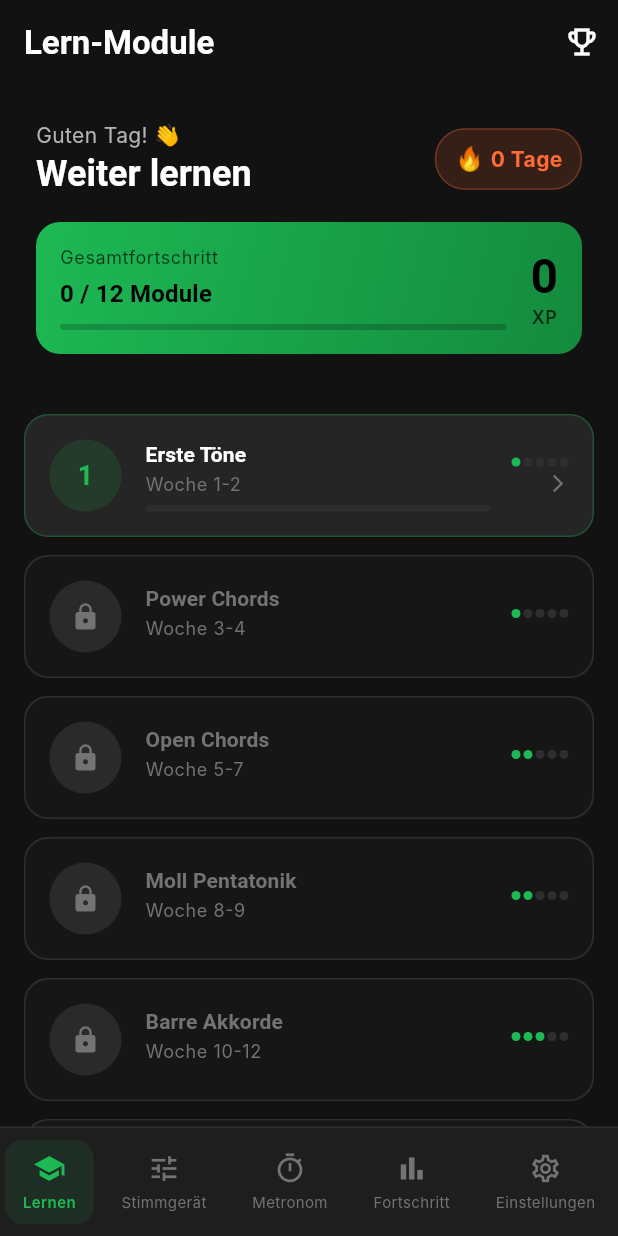
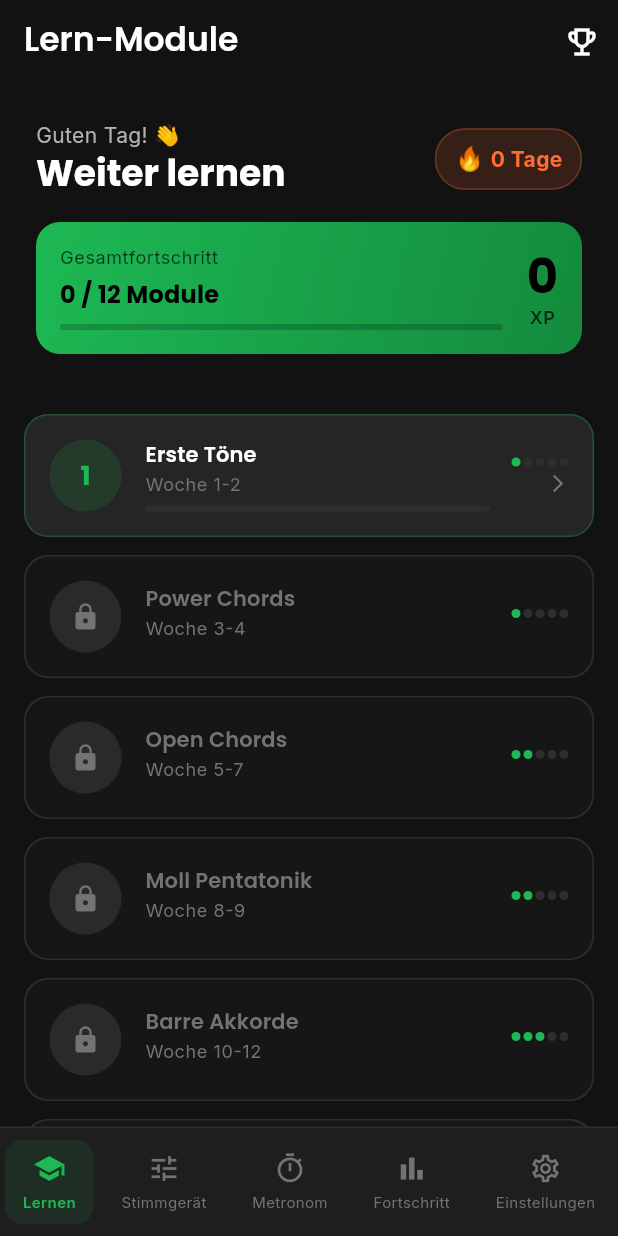
Before and after one commit to manuelbrandner85/Enya-gitarre-learn, a Flutter app: the screen it shows once a user with an empty profile is signed in, after a tap on "Überspringen", on a phone screen of 412 x 824 dp. Run offline on Flutter 3.47's test engine with Material 3 defaults, Android fonts, the phone set to English and light mode, and no system bars; drawn by our look-alikes of flutter_animate; our stand-ins replace confetti, drift, fl_chart, flutter_blue_plus, flutter_riverpod, freezed_annotation and 9 more; missing offline and left inert: audio_waveforms, flame, record; accounts and stored records are empty; generated files the repository leaves out were written again; network calls fail.

Commit message:
feat: echte Metronom-Sounds, Push-Notifications, Google Fonts, App-Icon (Phase F)
Metronom-Audio:
- Alle 8 Metronom-WAV-Stubs durch echte 16-bit PCM-Sounds ersetzt
  (Sine-Wave + Exponential-Decay-Envelope, 44100 Hz mono)
- Click 1200 Hz, Accent 1800 Hz, Woodblock 800/900 Hz,
  Hi-Hat 3000/3500 Hz (+ Noise), Rimshot 1000/1100 Hz (+ Noise)

Push-Notifications:
- flutter_local_notifications ^18.0.1 + timezone ^0.9.4 hinzugefügt
- NotificationService: init(), requestPermissions(),
  scheduleStreakReminder() (täglich 19:00 Uhr, exact alarm, wiederkehrend),
  cancelStreakReminder()
- AndroidManifest: RECEIVE_BOOT_COMPLETED, SCHEDULE_EXACT_ALARM,
  ScheduledNotificationReceiver + BootReceiver eingetragen
- main.dart: NotificationService.init() beim App-Start
- UserProfileNotifier.incrementStreak(): reminder wird bei jedem
  Streak-Zuwachs neu geplant (unawaited)

Google Fonts:
- google_fonts ^6.2.1 hinzugefügt
- typography.dart: GoogleFonts.poppinsTextTheme für Headlines,
  GoogleFonts.inter für Body/Label/Caption
- app_theme.dart: statische fontFamily-Strings entfernt,
  GoogleFonts-Aufrufe in Button-/Chip-/NavBar-Themes

App-Icon:
- Neues professionelles Guitar-Icon (2048×2048 JPEG) auf alle
  Android-Mipmap-Dichten skaliert (48–192 px, LANCZOS)

https://claude.ai/code/session_011UsMrWwAcntPDohRAP9aNk

```diff
--- a/lib/app/theme/app_theme.dart
+++ b/lib/app/theme/app_theme.dart
@@ -1,5 +1,6 @@
 import 'package:flutter/material.dart';
 import 'package:flutter/services.dart';
+import 'package:google_fonts/google_fonts.dart';
 
 import 'colors.dart';
 import 'typography.dart';
@@ -43,7 +44,6 @@ class AppTheme {
       useMaterial3: true,
       colorScheme: colorScheme,
       scaffoldBackgroundColor: AppColors.backgroundDark,
-      fontFamily: 'Poppins',
       textTheme: AppTypography.darkTextTheme,
       appBarTheme: AppBarTheme(
         backgroundColor: AppColors.backgroundDark,
@@ -53,7 +53,6 @@ class AppTheme {
         surfaceTintColor: Colors.transparent,
         systemOverlayStyle: SystemUiOverlayStyle.light,
         titleTextStyle: AppTypography.darkTextTheme.titleLarge?.copyWith(
-          fontFamily: 'Poppins',
           fontWeight: FontWeight.w600,
         ),
       ),
@@ -64,13 +63,11 @@ class AppTheme {
         showUnselectedLabels: true,
         type: BottomNavigationBarType.fixed,
         elevation: 8,
-        selectedLabelStyle: const TextStyle(
-          fontFamily: 'Inter',
+        selectedLabelStyle: GoogleFonts.inter(
           fontSize: 10,
           fontWeight: FontWeight.w600,
         ),
-        unselectedLabelStyle: const TextStyle(
-          fontFamily: 'Inter',
+        unselectedLabelStyle: GoogleFonts.inter(
           fontSize: 10,
         ),
       ),
@@ -85,15 +82,13 @@ class AppTheme {
         }),
         labelTextStyle: WidgetStateProperty.resolveWith((states) {
           if (states.contains(WidgetState.selected)) {
-            return TextStyle(
-              fontFamily: 'Inter',
+            return GoogleFonts.inter(
               fontSize: 11,
               fontWeight: FontWeight.w600,
               color: AppColors.primary,
             );
           }
-          return TextStyle(
-            fontFamily: 'Inter',
+          return GoogleFonts.inter(
             fontSize: 11,
             color: AppColors.textTertiary,
           );
@@ -117,8 +112,7 @@ class AppTheme {
           shape: RoundedRectangleBorder(
             borderRadius: BorderRadius.circular(12),
           ),
-          textStyle: const TextStyle(
-            fontFamily: 'Poppins',
+          textStyle: GoogleFonts.poppins(
             fontSize: 15,
             fontWeight: FontWeight.w600,
             letterSpacing: 0.3,
@@ -133,8 +127,7 @@ class AppTheme {
           shape: RoundedRectangleBorder(
             borderRadius: BorderRadius.circular(12),
           ),
-          textStyle: const TextStyle(
-            fontFamily: 'Poppins',
+          textStyle: GoogleFonts.poppins(
             fontSize: 15,
             fontWeight: FontWeight.w600,
             letterSpacing: 0.3,
@@ -148,8 +141,7 @@ class AppTheme {
           shape: RoundedRectangleBorder(
             borderRadius: BorderRadius.circular(8),
           ),
-          textStyle: const TextStyle(
-            fontFamily: 'Inter',
+          textStyle: GoogleFonts.inter(
             fontSize: 14,
             fontWeight: FontWeight.w500,
           ),
@@ -176,14 +168,12 @@ class AppTheme {
         ),
         contentPadding:
             const EdgeInsets.symmetric(horizontal: 16, vertical: 14),
-        hintStyle: TextStyle(
+        hintStyle: GoogleFonts.inter(
           color: AppColors.textTertiary,
-          fontFamily: 'Inter',
           fontSize: 14,
         ),
-        labelStyle: TextStyle(
+        labelStyle: GoogleFonts.inter(
           color: AppColors.textSecondary,
-          fontFamily: 'Inter',
           fontSize: 14,
         ),
       ),
@@ -193,9 +183,8 @@ class AppTheme {
         thumbColor: AppColors.primary,
         overlayColor: AppColors.primary.withOpacity(0.2),
         valueIndicatorColor: AppColors.primary,
-        valueIndicatorTextStyle: const TextStyle(
+        valueIndicatorTextStyle: GoogleFonts.jetBrainsMono(
           color: Colors.black,
-          fontFamily: 'JetBrainsMono',
           fontSize: 12,
           fontWeight: FontWeight.w700,
         ),
@@ -217,9 +206,8 @@ class AppTheme {
       chipTheme: ChipThemeData(
         backgroundColor: AppColors.surfaceVariantDark,
         selectedColor: AppColors.primary.withOpacity(0.2),
-        labelStyle: TextStyle(
+        labelStyle: GoogleFonts.inter(
           color: AppColors.textSecondary,
-          fontFamily: 'Inter',
           fontSize: 13,
         ),
         side: BorderSide(color: AppColors.outline),
@@ -235,9 +223,8 @@ class AppTheme {
       ),
       snackBarTheme: SnackBarThemeData(
         backgroundColor: AppColors.surfaceDark,
-        contentTextStyle: TextStyle(
+        contentTextStyle: GoogleFonts.inter(
           color: AppColors.textPrimary,
-          fontFamily: 'Inter',
           fontSize: 14,
         ),
         actionTextColor: AppColors.primary,
@@ -252,15 +239,13 @@ class AppTheme {
         shape: RoundedRectangleBorder(
           borderRadius: BorderRadius.circular(20),
         ),
-        titleTextStyle: TextStyle(
+        titleTextStyle: GoogleFonts.poppins(
           color: AppColors.textPrimary,
-          fontFamily: 'Poppins',
           fontSize: 20,
           fontWeight: FontWeight.w600,
         ),
-        contentTextStyle: TextStyle(
+        contentTextStyle: GoogleFonts.inter(
           color: AppColors.textSecondary,
-          fontFamily: 'Inter',
           fontSize: 14,
           height: 1.5,
         ),
--- a/lib/app/theme/typography.dart
+++ b/lib/app/theme/typography.dart
@@ -1,4 +1,5 @@
 import 'package:flutter/material.dart';
+import 'package:google_fonts/google_fonts.dart';
 
 import 'colors.dart';
 
@@ -21,24 +22,21 @@ class AppTypography {
   }) {
     return TextTheme(
       // Display - Poppins Bold, large titles
-      displayLarge: TextStyle(
-        fontFamily: 'Poppins',
+      displayLarge: GoogleFonts.poppins(
         fontSize: 57,
         fontWeight: FontWeight.w700,
         letterSpacing: -0.25,
         color: primaryColor,
         height: 1.12,
       ),
-      displayMedium: TextStyle(
-        fontFamily: 'Poppins',
+      displayMedium: GoogleFonts.poppins(
         fontSize: 45,
         fontWeight: FontWeight.w700,
         letterSpacing: 0,
         color: primaryColor,
         height: 1.16,
       ),
-      displaySmall: TextStyle(
-        fontFamily: 'Poppins',
+      displaySmall: GoogleFonts.poppins(
         fontSize: 36,
         fontWeight: FontWeight.w600,
         letterSpacing: 0,
@@ -47,24 +45,21 @@ class AppTypography {
       ),
 
       // Headline - Poppins SemiBold
-      headlineLarge: TextStyle(
-        fontFamily: 'Poppins',
+      headlineLarge: GoogleFonts.poppins(
         fontSize: 32,
         fontWeight: FontWeight.w600,
         letterSpacing: 0,
         color: primaryColor,
         height: 1.25,
       ),
-      headlineMedium: TextStyle(
-        fontFamily: 'Poppins',
+      headlineMedium: GoogleFonts.poppins(
         fontSize: 28,
         fontWeight: FontWeight.w600,
         letterSpacing: 0,
         color: primaryColor,
         height: 1.29,
       ),
-      headlineSmall: TextStyle(
-        fontFamily: 'Poppins',
+      headlineSmall: GoogleFonts.poppins(
         fontSize: 24,
         fontWeight: FontWeight.w600,
         letterSpacing: 0,
@@ -73,24 +68,21 @@ class AppTypography {
       ),
 
       // Title - Poppins Medium/SemiBold
-      titleLarge: TextStyle(
-        fontFamily: 'Poppins',
+      titleLarge: GoogleFonts.poppins(
         fontSize: 22,
         fontWeight: FontWeight.w600,
         letterSpacing: 0,
         color: primaryColor,
         height: 1.27,
       ),
-      titleMedium: TextStyle(
-        fontFamily: 'Poppins',
+      titleMedium: GoogleFonts.poppins(
         fontSize: 16,
         fontWeight: FontWeight.w600,
         letterSpacing: 0.15,
         color: primaryColor,
         height: 1.50,
       ),
-      titleSmall: TextStyle(
-        fontFamily: 'Poppins',
+      titleSmall: GoogleFonts.poppins(
         fontSize: 14,
         fontWeight: FontWeight.w600,
         letterSpacing: 0.1,
@@ -99,24 +91,21 @@ class AppTypography {
       ),
 
       // Body - Inter for readability
-      bodyLarge: TextStyle(
-        fontFamily: 'Inter',
+      bodyLarge: GoogleFonts.inter(
         fontSize: 16,
         fontWeight: FontWeight.w400,
         letterSpacing: 0.5,
         color: primaryColor,
         height: 1.50,
       ),
-      bodyMedium: TextStyle(
-        fontFamily: 'Inter',
+      bodyMedium: GoogleFonts.inter(
         fontSize: 14,
         fontWeight: FontWeight.w400,
         letterSpacing: 0.25,
         color: secondaryColor,
         height: 1.43,
       ),
-      bodySmall: TextStyle(
-        fontFamily: 'Inter',
+      bodySmall: GoogleFonts.inter(
         fontSize: 12,
         fontWeight: FontWeight.w400,
         letterSpacing: 0.4,
@@ -125,24 +114,21 @@ class AppTypography {
       ),
 
       // Label - Inter for UI elements
-      labelLarge: TextStyle(
-        fontFamily: 'Inter',
+      labelLarge: GoogleFonts.inter(
         fontSize: 14,
         fontWeight: FontWeight.w500,
         letterSpacing: 0.1,
         color: primaryColor,
         height: 1.43,
       ),
-      labelMedium: TextStyle(
-        fontFamily: 'Inter',
+      labelMedium: GoogleFonts.inter(
         fontSize: 12,
         fontWeight: FontWeight.w500,
         letterSpacing: 0.5,
         color: secondaryColor,
         height: 1.33,
       ),
-      labelSmall: TextStyle(
-        fontFamily: 'Inter',
+      labelSmall: GoogleFonts.inter(
         fontSize: 11,
         fontWeight: FontWeight.w500,
         letterSpacing: 0.5,
@@ -153,51 +139,44 @@ class AppTypography {
   }
 
   // Convenience styles
-  static const TextStyle monoLarge = TextStyle(
-    fontFamily: 'JetBrainsMono',
+  static TextStyle get monoLarge => GoogleFonts.jetBrainsMono(
         fontSize: 48,
         fontWeight: FontWeight.w700,
         letterSpacing: -1,
       );
 
-  static const TextStyle monoMedium = TextStyle(
-    fontFamily: 'JetBrainsMono',
+  static TextStyle get monoMedium => GoogleFonts.jetBrainsMono(
         fontSize: 24,
         fontWeight: FontWeight.w700,
         letterSpacing: -0.5,
       );
 
-  static const TextStyle monoSmall = TextStyle(
-    fontFamily: 'JetBrainsMono',
+  static TextStyle get monoSmall => GoogleFonts.jetBrainsMono(
         fontSize: 14,
         fontWeight: FontWeight.w400,
         letterSpacing: 0,
       );
 
-  static const TextStyle tabLabel = TextStyle(
-    fontFamily: 'JetBrainsMono',
+  static TextStyle get tabLabel => GoogleFonts.jetBrainsMono(
         fontSize: 16,
         fontWeight: FontWeight.w700,
         letterSpacing: 0,
       );
 
-  static const TextStyle xpDisplay = TextStyle(
-    fontFamily: 'Poppins',
+  static TextStyle get xpDisplay => GoogleFonts.poppins(
         fontSize: 28,
         fontWeight: FontWeight.w700,
-    color: Color(0xFFFFD700),
+        color: const Color(0xFFFFD700),
         letterSpacing: -0.5,
       );
 
-  static const TextStyle noteDisplay = TextStyle(
-    fontFamily: 'JetBrainsMono',
+  static TextStyle get noteDisplay => GoogleFonts.jetBrainsMono(
         fontSize: 64,
         fontWeight: FontWeight.w700,
         letterSpacing: -2,
       );
 
-  static const TextStyle bpmDisplay = TextStyle(
-    fontFamily: 'JetBrainsMono',
+  static TextStyle get bpmDisplay => GoogleFonts.jetBrainsMono(
         fontSize: 80,
         fontWeight: FontWeight.w700,
         letterSpacing: -3,
--- a/pubspec.yaml
+++ b/pubspec.yaml
@@ -39,6 +39,9 @@ dependencies:
   # LOCAL DATABASE
   drift: ^2.22.1
   sqlite3_flutter_libs: ^0.5.25
+
+  # FONTS
+  google_fonts: ^6.2.1
 
   # UI & ANIMATIONS
   flutter_animate: ^4.5.2
```
Also changed, not shown: assets/images/app_icon.png, assets/images/app_icon_512.png, pubspec.lock, 5 other files. Lines whose indentation alone changed are shown as unchanged.
